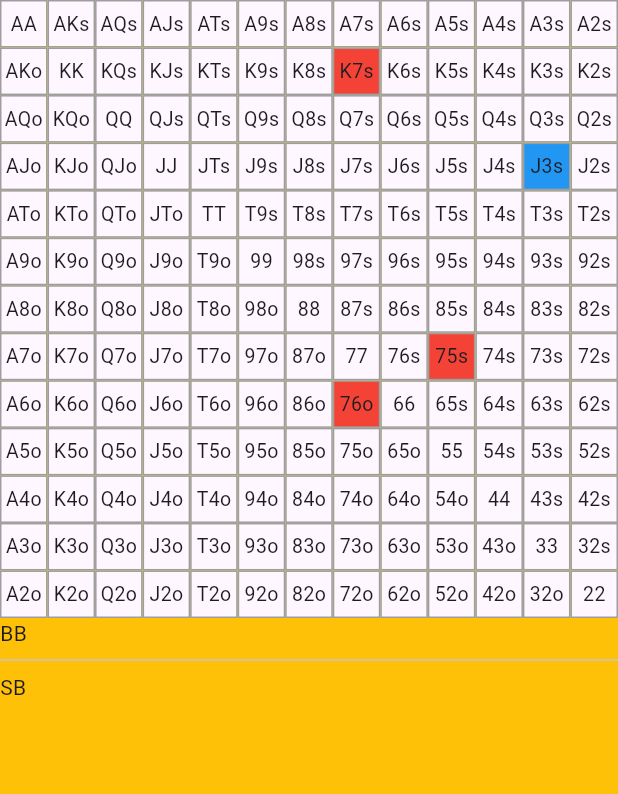
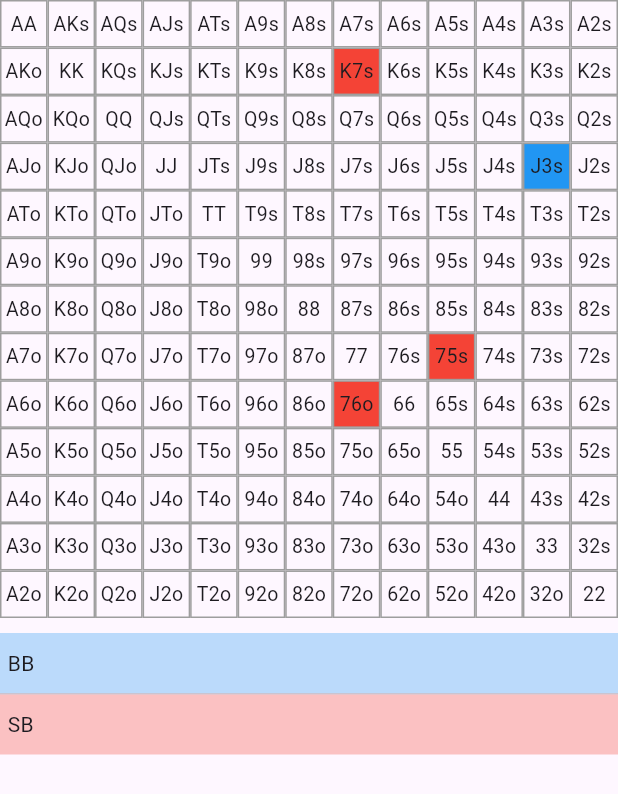
Before and after one commit to tony-kcl/poker_range, a Flutter app: the screen it shows after launch, on a phone screen of 412 x 824 dp. Shown: the top 794 px of the screen. Run offline on Flutter 3.47's test engine with Material 3 defaults, Android fonts, the light colour scheme and no system bars; our stand-ins replace flutter_bloc, localization, shared_preferences.

Commit message:
Setup range table

```diff
--- a/lib/model/position_range.dart
+++ b/lib/model/position_range.dart
@@ -14,7 +14,7 @@ class PositionRange {
   /// 固定為 169 個
   final List<bool> range;
 
-  final Color paintColor;
+  final Color? paintColor;
 }
 
 // class UTGRange extends PositionRange {
--- a/lib/page/set_range_page/set_range_page.dart
+++ b/lib/page/set_range_page/set_range_page.dart
@@ -1,4 +1,5 @@
 import 'package:flutter/material.dart';
+import 'package:flutter_bloc/flutter_bloc.dart';
 import 'package:poker_range/model/ten_people_range_table.dart';
 import 'package:poker_range/widget/range_table/range_table.dart';
 import 'package:poker_range/widget/range_table/range_table_cubit.dart';
@@ -13,34 +14,45 @@ class SetRangePage extends StatelessWidget {
 
   @override
   Widget build(BuildContext context) {
+    return BlocProvider(
+      create: (context) => RangeTableCubit(),
+      child: BlocBuilder<RangeTableCubit, int>(
+        builder: (context, state) {
           return Column(
             children: [
-        Flexible(
-          child: Container(
-            color: Colors.yellow,
-            child: RangeTable(
+              RangeTable(
                 ranges: data.ranges,
-              rangeTableCubit: RangeTableCubit(),
+                rangeTableCubit: context.read<RangeTableCubit>(),
               ),
-          ),
+              const SizedBox(
+                height: 10,
               ),
               Expanded(
-          child: Container(
-            color: Colors.amber,
                 child: ListView.separated(
                   itemBuilder: (context, index) {
-                return Row(
+                    return InkWell(
+                      onTap: () {
+                        context.read<RangeTableCubit>().setSelectedIndex(index);
+                      },
+                      child: Container(
+                        color: data.ranges[index].paintColor?.withOpacity(.3),
+                        padding: const EdgeInsets.symmetric(vertical: 10, horizontal: 5),
+                        child: Row(
                           children: [
                             Text(data.ranges[index].position.name),
                           ],
+                        ),
+                      ),
                     );
                   },
-              separatorBuilder: (_, __) => const Divider(),
+                  separatorBuilder: (_, __) => const Divider(height: 1, thickness: 1,),
                   itemCount: data.ranges.length,
                 ),
-          )
               ),
             ],
           );
+        },
+      ),
+    );
   }
 }
--- a/lib/widget/range_table/range_table.dart
+++ b/lib/widget/range_table/range_table.dart
@@ -60,9 +60,7 @@ class _RangeTableState extends State<RangeTable> {
     return BlocBuilder<RangeTableCubit, int>(
       bloc: widget.rangeTableCubit,
       builder: (context, selectedIndex) {
-        return InteractiveViewer(
-          minScale: 1,
-          child: GridView.builder(
+        return GridView.builder(
           gridDelegate: const SliverGridDelegateWithFixedCrossAxisCount(
               crossAxisCount: 13),
           physics: const NeverScrollableScrollPhysics(),
@@ -74,14 +72,14 @@ class _RangeTableState extends State<RangeTable> {
                 widget.ranges[selectedIndex].range[index] = currentState;
               }
             }, builder: (context, _, __) {
-                Color currentColor = theme.colorScheme.background;
+              Color? currentColor = theme.colorScheme.background;
               for (var positionRange in widget.ranges.reversed) {
                 if (positionRange.range[index]) {
                   currentColor = positionRange.paintColor;
                   break;
                 }
               }
-                return LongPressDraggable<int>(
+              return Draggable<int>(
                 maxSimultaneousDrags: 1,
                 data: 1,
                 feedback: const SizedBox(),
@@ -126,7 +124,6 @@ class _RangeTableState extends State<RangeTable> {
             });
           },
           itemCount: mStringList.length,
-          ),
         );
       },
     );
```
Lines whose indentation alone changed are shown as unchanged.
